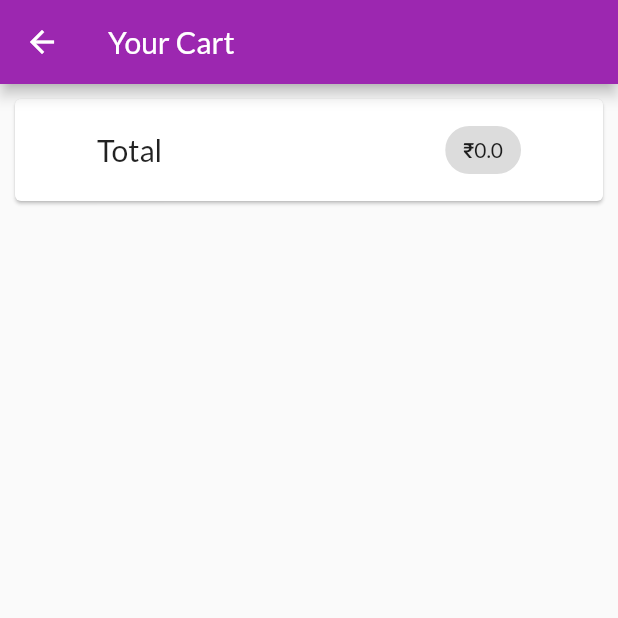
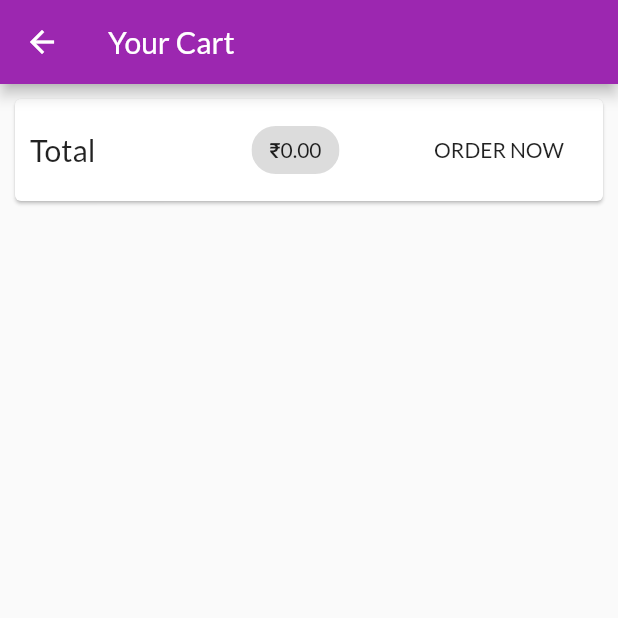
Before and after one commit to grsendha/shop_app, a Flutter app: the CartScreen screen opened by its route, on a phone screen of 412 x 824 dp, the top half of it. Run offline on Flutter 3.47's test engine with Material 2 defaults, Android fonts, the phone set to English and light mode, and no system bars; network calls fail.

Commit message:
drawer and order screen

```diff
--- a/lib/main.dart
+++ b/lib/main.dart
@@ -5,6 +5,8 @@ import './provider/product_provider.dart';
 import 'package:provider/provider.dart';
 import 'provider/cart.dart';
 import './screens/cart_screen.dart';
+import './provider/orders.dart';
+import './screens/order_screen.dart';
 
 void main() => runApp(MyApp());
 
@@ -19,6 +21,9 @@ class MyApp extends StatelessWidget {
         ChangeNotifierProvider(
           create: (ctx) => Cart(),
         ),
+        ChangeNotifierProvider(
+          create: (ctx) => Order(),
+        ),
       ],
       child: MaterialApp(
         title: 'MyShop',
@@ -31,6 +36,7 @@ class MyApp extends StatelessWidget {
         routes: {
           ProductDetailScreen.routeName: (ctx) => ProductDetailScreen(),
           CartScreen.routeName: (ctx) => CartScreen(),
+          OrderScreen.routeName: (ctx) => OrderScreen(),
         },
       ),
     );
--- a/lib/provider/cart.dart
+++ b/lib/provider/cart.dart
@@ -62,4 +62,9 @@ class Cart with ChangeNotifier {
     _items.remove(productId);
     notifyListeners();
   }
+
+  void clear() {
+    _items = {};
+    notifyListeners();
+  }
 }
--- /dev/null
+++ b/lib/provider/orders.dart
@@ -0,0 +1,38 @@
+// ignore_for_file: sdk_version_ui_as_code
+
+import './cart.dart';
+import 'package:flutter/foundation.dart';
+
+class OrderItems {
+  final String id;
+  final double amount;
+  final List<CartItem> products;
+  final DateTime dateTime;
+
+  OrderItems({
+    @required this.id,
+    @required this.amount,
+    @required this.products,
+    @required this.dateTime,
+  });
+}
+
+class Order with ChangeNotifier {
+  final List<OrderItems> _items = [];
+
+  List<OrderItems> get items {
+    return [..._items];
+  }
+
+  void addItems(List<CartItem> cartProducts, double total) {
+    _items.insert(
+      0,
+      OrderItems(
+        id: DateTime.now().toString(),
+        amount: total,
+        products: cartProducts,
+        dateTime: DateTime.now(),
+      ),
+    );
+  }
+}
--- a/lib/screens/cart_screen.dart
+++ b/lib/screens/cart_screen.dart
@@ -6,6 +6,7 @@ import 'package:flutter/src/widgets/framework.dart';
 import '../provider/cart.dart';
 import 'package:provider/provider.dart';
 import '../widgets/cart_item.dart';
+import '../provider/orders.dart';
 
 class CartScreen extends StatelessWidget {
   static final routeName = '/cart-screen';
@@ -24,7 +25,7 @@ class CartScreen extends StatelessWidget {
             child: Padding(
               padding: EdgeInsets.all(10),
               child: Row(
-                mainAxisAlignment: MainAxisAlignment.spaceAround,
+                mainAxisAlignment: MainAxisAlignment.spaceBetween,
                 children: [
                   Text(
                     'Total',
@@ -32,7 +33,15 @@ class CartScreen extends StatelessWidget {
                   ),
                   SizedBox(width: 10),
                   Chip(
-                    label: Text('₹${cart.totalAmount}'),
+                    label: Text('₹${cart.totalAmount.toStringAsFixed(2)}'),
+                  ),
+                  FlatButton(
+                    child: Text('ORDER NOW'),
+                    onPressed: () {
+                      Provider.of<Order>(context,listen:false).addItems(
+                          cart.items.values.toList(), cart.totalAmount);
+                      cart.clear();
+                    },
                   ),
                 ],
               ),
--- a/lib/screens/product_overview_screen.dart
+++ b/lib/screens/product_overview_screen.dart
@@ -9,6 +9,7 @@ import '../product_grid.dart';
 import 'package:provider/provider.dart';
 import '../provider/cart.dart';
 import '../screens/cart_screen.dart';
+import '../widgets/app-drawer.dart';
 
 enum FilterOptions {
   Favorites,
@@ -68,6 +69,7 @@ class _ProductScreenState extends State<ProductScreen> {
         ],
       ),
       body: ProductsGrid(isFavorite),
+      drawer: AppDrawer(),
     );
   }
 }
--- a/pubspec.yaml
+++ b/pubspec.yaml
@@ -23,6 +23,7 @@ dependencies:
   # The following adds the Cupertino Icons font to your application.
   # Use with the CupertinoIcons class for iOS style icons.
   cupertino_icons: ^0.1.2
+  intl: ^0.17.0
 
 dev_dependencies:
   flutter_lints: ^2.0.1
```
Also changed, not shown: lib/screens/order_screen.dart (added, +26 -0 lines), lib/widgets/app-drawer.dart (added, +35 -0 lines), lib/widgets/order_items.dart (added, +61 -0 lines), pubspec.lock.
